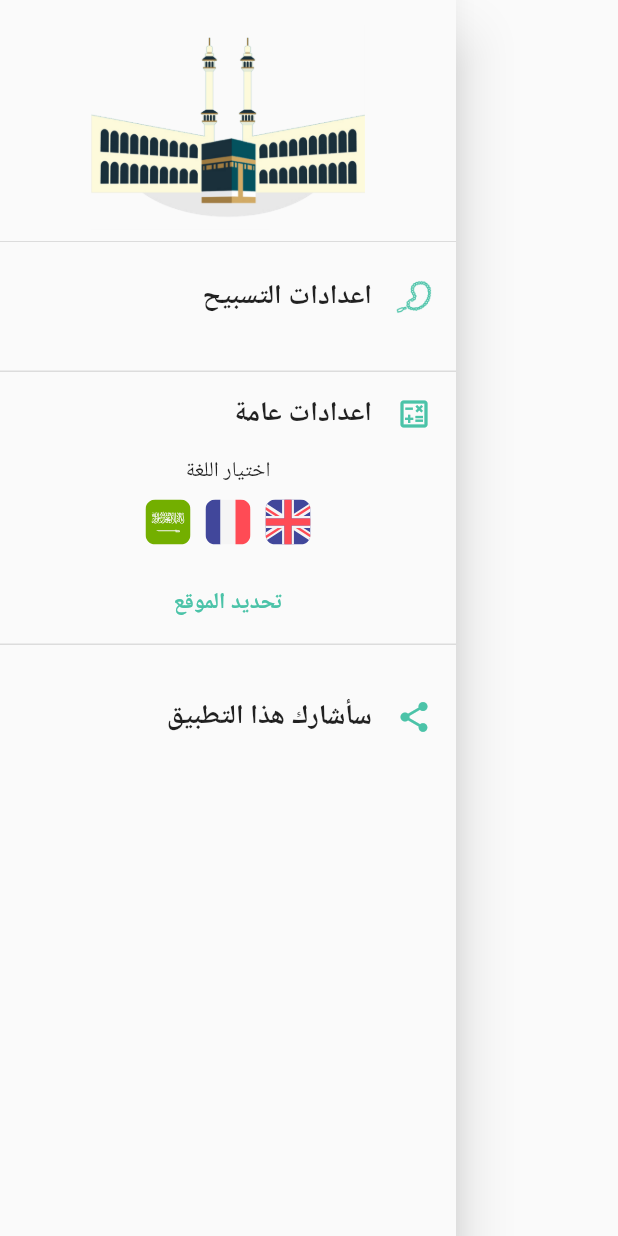
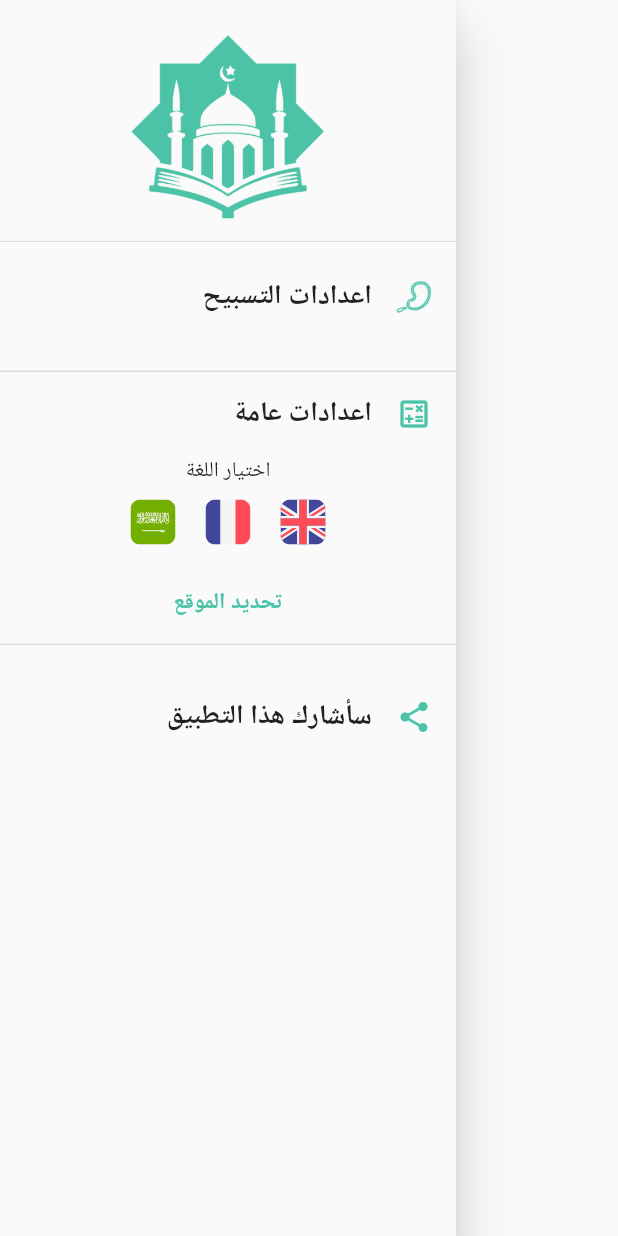
Before and after one commit to XD-OB/Islami, a Flutter app: the MyDrawer widget shown alone on an empty page, opened directly, after a tap on "اعدادات التسبيح", on a phone screen of 412 x 824 dp. Run offline on Flutter 3.47's test engine with Material 2 defaults, Android fonts, the phone set to English and light mode, and no system bars; our stand-ins replace convex_bottom_bar, flutter_spinkit, flutter_svg, geolocator, google_maps_flutter, percent_indicator; missing offline and left inert: flutter_polyline_points, flutter_qiblah, flutter_share; project files that could hold a hidden picture were left out.

Commit message:
Theme Edit

```diff
--- a/lib/drawer.dart
+++ b/lib/drawer.dart
@@ -5,6 +5,18 @@ import 'package:flutter_share/flutter_share.dart';
 import 'consts.dart';
 import 'dart:async';
 
+// Titles Style
+const TextStyle titleStyle = TextStyle(
+  color: Colors.black87,
+  fontWeight: FontWeight.bold,
+  fontSize: 18,
+);
+
+const TextStyle btnStyle = TextStyle(
+  color: Color(GreenyBarid),
+  fontWeight: FontWeight.bold,
+  fontSize: 15,
+);
 
 class MyDrawer extends StatefulWidget {
   final modifyTarget;
@@ -37,7 +49,7 @@ class _MyDrawerState extends State<MyDrawer> {
         children: <Widget>[
           DrawerHeader(
             child: Image.asset(
-              'assets/makkah.png',
+              'assets/ico.png',
             ),
           ),
           ExpansionTile(
@@ -106,9 +118,9 @@ class _MyDrawerState extends State<MyDrawer> {
                   mainAxisAlignment: MainAxisAlignment.center,
                   children: [
                     SvgPicture.asset('assets/ar.svg', width: 30),
-                    SizedBox(width: 10),
+                    SizedBox(width: 20),
                     SvgPicture.asset('assets/fr.svg', width: 30),
-                    SizedBox(width: 10),
+                    SizedBox(width: 20),
                     SvgPicture.asset('assets/eng.svg', width: 30)
                   ],
                 ),
--- a/lib/main.dart
+++ b/lib/main.dart
@@ -60,7 +60,6 @@ class _MyHomePageState extends State<MyHomePage> {
     setState(() {
       counter++;
     });
-    print(MediaQuery.of(context).size.height);
   }
 
   @override
```
Also changed, not shown: lib/compass.dart (+5 -2 lines), assets/8464.png (added), assets/ico.png (added), 1 other file.
